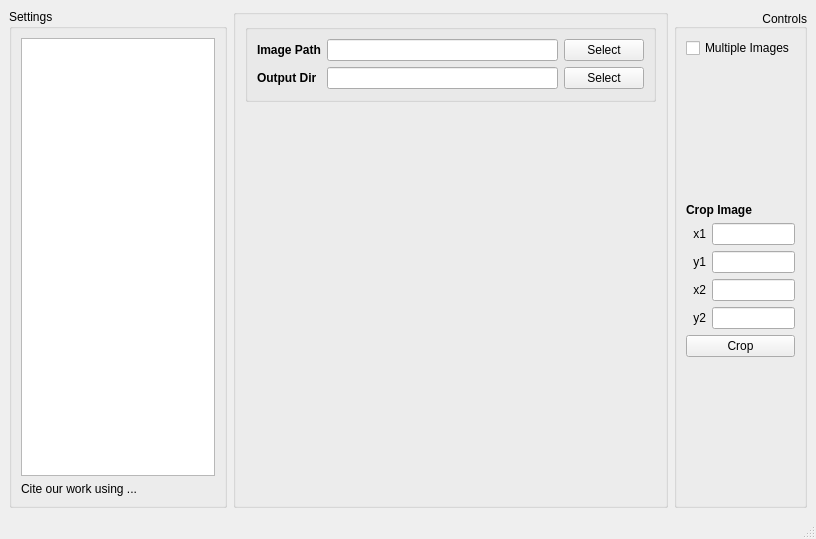
First picture: the form in src/chaosgt/apps/gui.ui, repository owuordickson/structural-gt, before the edit.
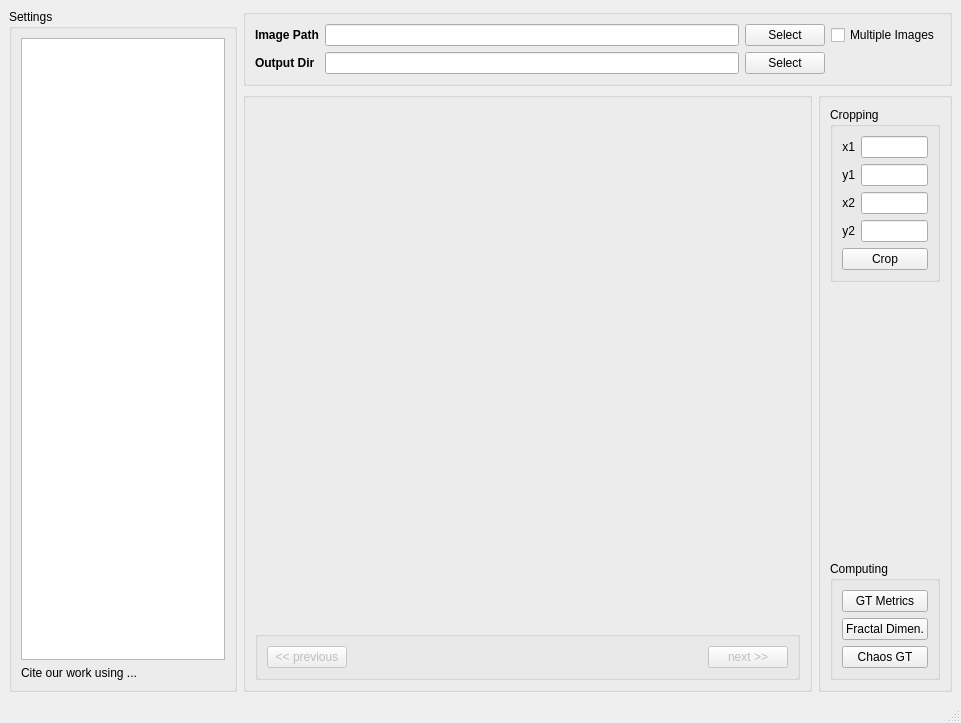
Second picture: the form after the edit.

Commit message: qt6 design

```diff
--- a/src/chaosgt/apps/gui.ui
+++ b/src/chaosgt/apps/gui.ui
@@ -6,8 +6,8 @@
    <rect>
     <x>0</x>
     <y>0</y>
-    <width>816</width>
-    <height>539</height>
+    <width>961</width>
+    <height>723</height>
    </rect>
   </property>
   <property name="font">
@@ -19,70 +19,178 @@
    <string>Chaos GT</string>
   </property>
   <widget class="QWidget" name="wdt_main">
-   <layout class="QGridLayout" name="grid_layout_main" rowstretch="0" columnstretch="2,4,1">
-    <item row="0" column="2">
-     <widget class="QGroupBox" name="grp_right">
+   <layout class="QGridLayout" name="grid_layout_main" rowstretch="0,0" columnstretch="2,5,1">
+    <item row="1" column="1">
+     <widget class="QGroupBox" name="grp_img">
+      <layout class="QGridLayout" name="grid_layout_img" rowstretch="8,1">
+       <item row="0" column="0">
+        <widget class="QWidget" name="wdt_img" native="true"/>
+       </item>
+       <item row="1" column="0">
+        <widget class="QGroupBox" name="grp_img_nav">
+         <property name="sizePolicy">
+          <sizepolicy hsizetype="Preferred" vsizetype="Fixed">
+           <horstretch>0</horstretch>
+           <verstretch>0</verstretch>
+          </sizepolicy>
+         </property>
+         <property name="title">
+          <string/>
+         </property>
+         <property name="flat">
+          <bool>true</bool>
+         </property>
+         <layout class="QGridLayout" name="grid_layout_img_nav">
+          <item row="0" column="0">
+           <widget class="QPushButton" name="btn_prev">
+            <property name="enabled">
+             <bool>false</bool>
+            </property>
+            <property name="text">
+             <string>&lt;&lt; previous</string>
+            </property>
+           </widget>
+          </item>
+          <item row="0" column="2">
+           <widget class="QPushButton" name="btn_next">
+            <property name="enabled">
+             <bool>false</bool>
+            </property>
+            <property name="text">
+             <string>next &gt;&gt;</string>
+            </property>
+           </widget>
+          </item>
+          <item row="0" column="1">
+           <spacer name="hsp_img_nav">
+            <property name="orientation">
+             <enum>Qt::Horizontal</enum>
+            </property>
+            <property name="sizeHint" stdset="0">
+             <size>
+              <width>40</width>
+              <height>20</height>
+             </size>
+            </property>
+           </spacer>
+          </item>
+         </layout>
+        </widget>
+       </item>
+      </layout>
+     </widget>
+    </item>
+    <item row="1" column="2">
+     <widget class="QGroupBox" name="grp_tasks">
       <property name="title">
-       <string>Controls</string>
+       <string/>
       </property>
       <property name="alignment">
        <set>Qt::AlignBottom|Qt::AlignRight|Qt::AlignTrailing</set>
       </property>
-      <layout class="QGridLayout" name="grid_layout_right">
-       <item row="3" column="0">
-        <widget class="QLabel" name="lbl_x1">
-         <property name="text">
-          <string>x1</string>
+      <property name="flat">
+       <bool>true</bool>
+      </property>
+      <layout class="QGridLayout" name="grid_layout_tasks">
+       <item row="6" column="0" colspan="2">
+        <widget class="QGroupBox" name="grp_crop">
+         <property name="title">
+          <string>Cropping</string>
          </property>
-         <property name="alignment">
-          <set>Qt::AlignRight|Qt::AlignTrailing|Qt::AlignVCenter</set>
-         </property>
+         <layout class="QGridLayout" name="grid_layout_crop">
+          <item row="2" column="0">
+           <widget class="QLabel" name="lbl_x1">
+            <property name="text">
+             <string>x1</string>
+            </property>
+            <property name="alignment">
+             <set>Qt::AlignRight|Qt::AlignTrailing|Qt::AlignVCenter</set>
+            </property>
+           </widget>
+          </item>
+          <item row="3" column="0">
+           <widget class="QLabel" name="lbl_y1">
+            <property name="text">
+             <string>y1</string>
+            </property>
+            <property name="alignment">
+             <set>Qt::AlignRight|Qt::AlignTrailing|Qt::AlignVCenter</set>
+            </property>
+           </widget>
+          </item>
+          <item row="7" column="1">
+           <widget class="QLineEdit" name="txt_y2"/>
+          </item>
+          <item row="7" column="0">
+           <widget class="QLabel" name="lbl_y2">
+            <property name="text">
+             <string>y2</string>
+            </property>
+            <property name="alignment">
+             <set>Qt::AlignRight|Qt::AlignTrailing|Qt::AlignVCenter</set>
+            </property>
+           </widget>
+          </item>
+          <item row="5" column="0">
+           <widget class="QLabel" name="lbl_x2">
+            <property name="text">
+             <string>x2</string>
+            </property>
+            <property name="alignment">
+             <set>Qt::AlignRight|Qt::AlignTrailing|Qt::AlignVCenter</set>
+            </property>
+           </widget>
+          </item>
+          <item row="3" column="1">
+           <widget class="QLineEdit" name="txt_y1"/>
+          </item>
+          <item row="2" column="1">
+           <widget class="QLineEdit" name="txt_x1"/>
+          </item>
+          <item row="5" column="1">
+           <widget class="QLineEdit" name="txt_x2"/>
+          </item>
+          <item row="8" column="0" colspan="2">
+           <widget class="QPushButton" name="btn_crop">
+            <property name="text">
+             <string>Crop</string>
+            </property>
+           </widget>
+          </item>
+         </layout>
         </widget>
        </item>
-       <item row="7" column="0" colspan="2">
-        <widget class="QPushButton" name="btn_crop">
-         <property name="text">
-          <string>Crop</string>
+       <item row="8" column="0" colspan="2">
+        <widget class="QGroupBox" name="grp_compute">
+         <property name="title">
+          <string>Computing</string>
          </property>
+         <layout class="QGridLayout" name="grid_layout_compute">
+          <item row="0" column="0">
+           <widget class="QPushButton" name="btn_gt_metrics">
+            <property name="text">
+             <string>GT Metrics</string>
+            </property>
+           </widget>
+          </item>
+          <item row="2" column="0">
+           <widget class="QPushButton" name="btn_chaos_gt">
+            <property name="text">
+             <string>Chaos GT</string>
+            </property>
+           </widget>
+          </item>
+          <item row="1" column="0">
+           <widget class="QPushButton" name="btn_fd">
+            <property name="text">
+             <string>Fractal Dimen.</string>
+            </property>
+           </widget>
+          </item>
+         </layout>
         </widget>
        </item>
-       <item row="4" column="0">
-        <widget class="QLabel" name="lbl_y1">
-         <property name="text">
-          <string>y1</string>
-         </property>
-         <property name="alignment">
-          <set>Qt::AlignRight|Qt::AlignTrailing|Qt::AlignVCenter</set>
-         </property>
-        </widget>
-       </item>
-       <item row="1" column="0">
-        <spacer name="vsp_top">
-         <property name="orientation">
-          <enum>Qt::Vertical</enum>
-         </property>
-         <property name="sizeHint" stdset="0">
-          <size>
-           <width>20</width>
-           <height>40</height>
-          </size>
-         </property>
-        </spacer>
-       </item>
-       <item row="5" column="0">
-        <widget class="QLabel" name="lbl_x2">
-         <property name="text">
-          <string>x2</string>
-         </property>
-         <property name="alignment">
-          <set>Qt::AlignRight|Qt::AlignTrailing|Qt::AlignVCenter</set>
-         </property>
-        </widget>
-       </item>
-       <item row="5" column="1">
-        <widget class="QLineEdit" name="txt_x2"/>
-       </item>
-       <item row="8" column="0">
+       <item row="7" column="1">
         <spacer name="vsp_bottom">
          <property name="orientation">
           <enum>Qt::Vertical</enum>
@@ -95,38 +203,60 @@
          </property>
         </spacer>
        </item>
-       <item row="2" column="0" colspan="2">
-        <widget class="QLabel" name="lbl_title_crop">
+      </layout>
+     </widget>
+    </item>
+    <item row="0" column="1" colspan="2">
+     <widget class="QGroupBox" name="grp_path">
+      <property name="title">
+       <string/>
+      </property>
+      <layout class="QGridLayout" name="grid_layout_path">
+       <item row="1" column="1">
+        <widget class="QLineEdit" name="txt_img_path"/>
+       </item>
+       <item row="2" column="0">
+        <widget class="QLabel" name="lbl_out_path">
          <property name="font">
           <font>
            <bold>true</bold>
           </font>
          </property>
          <property name="text">
-          <string>Crop Image</string>
+          <string>Output Dir</string>
          </property>
         </widget>
        </item>
-       <item row="4" column="1">
-        <widget class="QLineEdit" name="txt_y1"/>
+       <item row="2" column="2">
+        <widget class="QPushButton" name="btn_select_out_path">
+         <property name="text">
+          <string>Select</string>
+         </property>
+        </widget>
        </item>
-       <item row="3" column="1">
-        <widget class="QLineEdit" name="txt_x1"/>
+       <item row="2" column="1">
+        <widget class="QLineEdit" name="txt_out_path"/>
        </item>
-       <item row="6" column="1">
-        <widget class="QLineEdit" name="txt_y2"/>
-       </item>
-       <item row="6" column="0">
-        <widget class="QLabel" name="lbl_y2">
+       <item row="1" column="2">
+        <widget class="QPushButton" name="btn_select_img_path">
          <property name="text">
-          <string>y2</string>
+          <string>Select</string>
          </property>
-         <property name="alignment">
-          <set>Qt::AlignRight|Qt::AlignTrailing|Qt::AlignVCenter</set>
+        </widget>
+       </item>
+       <item row="1" column="0">
+        <widget class="QLabel" name="lbl_img_path">
+         <property name="font">
+          <font>
+           <bold>true</bold>
+          </font>
          </property>
+         <property name="text">
+          <string>Image Path</string>
+         </property>
         </widget>
        </item>
-       <item row="0" column="0" colspan="2">
+       <item row="1" column="3">
         <widget class="QCheckBox" name="cbx_multi">
          <property name="font">
           <font>
@@ -141,12 +271,18 @@
       </layout>
      </widget>
     </item>
-    <item row="0" column="0">
-     <widget class="QGroupBox" name="grp_left">
+    <item row="0" column="0" rowspan="2">
+     <widget class="QGroupBox" name="grp_settings">
+      <property name="enabled">
+       <bool>true</bool>
+      </property>
       <property name="title">
        <string>Settings</string>
       </property>
-      <layout class="QGridLayout" name="grid_layout_left">
+      <property name="flat">
+       <bool>true</bool>
+      </property>
+      <layout class="QGridLayout" name="grid_layout_settings">
        <item row="0" column="0">
         <widget class="QTreeView" name="tree_settings"/>
        </item>
@@ -160,68 +296,6 @@
       </layout>
      </widget>
     </item>
-    <item row="0" column="1">
-     <widget class="QGroupBox" name="grp_center">
-      <layout class="QGridLayout" name="grid_layout_center" rowstretch="0,1,0,5">
-       <item row="3" column="0">
-        <widget class="QWidget" name="wdt_img" native="true"/>
-       </item>
-       <item row="1" column="0">
-        <widget class="QGroupBox" name="grp_path">
-         <property name="title">
-          <string/>
-         </property>
-         <layout class="QGridLayout" name="gridLayout_5">
-          <item row="1" column="2">
-           <widget class="QPushButton" name="btn_select_img_path">
-            <property name="text">
-             <string>Select</string>
-            </property>
-           </widget>
-          </item>
-          <item row="1" column="0">
-           <widget class="QLabel" name="lbl_img_path">
-            <property name="font">
-             <font>
-              <bold>true</bold>
-             </font>
-            </property>
-            <property name="text">
-             <string>Image Path</string>
-            </property>
-           </widget>
-          </item>
-          <item row="2" column="2">
-           <widget class="QPushButton" name="btn_select_out_path">
-            <property name="text">
-             <string>Select</string>
-            </property>
-           </widget>
-          </item>
-          <item row="2" column="1">
-           <widget class="QLineEdit" name="txt_out_path"/>
-          </item>
-          <item row="1" column="1">
-           <widget class="QLineEdit" name="txt_img_path"/>
-          </item>
-          <item row="2" column="0">
-           <widget class="QLabel" name="lbl_out_path">
-            <property name="font">
-             <font>
-              <bold>true</bold>
-             </font>
-            </property>
-            <property name="text">
-             <string>Output Dir</string>
-            </property>
-           </widget>
-          </item>
-         </layout>
-        </widget>
-       </item>
-      </layout>
-     </widget>
-    </item>
    </layout>
   </widget>
   <widget class="QMenuBar" name="menu_bar">
```
Left out of the diff: 2 changed lines with no effect on the pictures. The commit also changes 1 other file.
